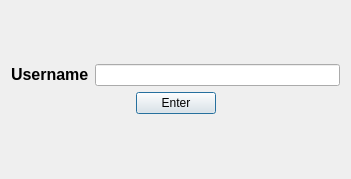
Above: gui_views/ui_core/login.ui from achicha/chat before the change. Below: the same form after it.
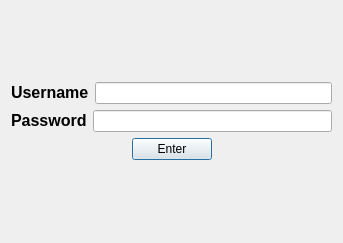
That is the form after the change.

```diff
--- a/gui_views/ui_core/login.ui
+++ b/gui_views/ui_core/login.ui
@@ -6,8 +6,8 @@
    <rect>
     <x>0</x>
     <y>0</y>
-    <width>351</width>
-    <height>179</height>
+    <width>343</width>
+    <height>243</height>
    </rect>
   </property>
   <property name="windowTitle">
@@ -17,7 +17,7 @@
    <item row="0" column="0">
     <layout class="QVBoxLayout" name="verticalLayout">
      <item>
-      <layout class="QHBoxLayout" name="horizontalLayout_2">
+      <layout class="QHBoxLayout" name="horizontalLayout">
        <item>
         <widget class="QLabel" name="username_label">
          <property name="text">
@@ -30,6 +30,20 @@
        </item>
       </layout>
      </item>
+     <item>
+      <layout class="QHBoxLayout" name="horizontalLayout_2">
+       <item>
+        <widget class="QLabel" name="password_label">
+         <property name="text">
+          <string>&lt;html&gt;&lt;head/&gt;&lt;body&gt;&lt;p&gt;&lt;span style=&quot; font-size:12pt; font-weight:600;&quot;&gt;Password&lt;/span&gt;&lt;/p&gt;&lt;/body&gt;&lt;/html&gt;</string>
+         </property>
+        </widget>
+       </item>
+       <item>
+        <widget class="QLineEdit" name="password_text"/>
+       </item>
+      </layout>
+     </item>
      <item>
       <layout class="QHBoxLayout" name="horizontalLayout_3">
        <item>
```
